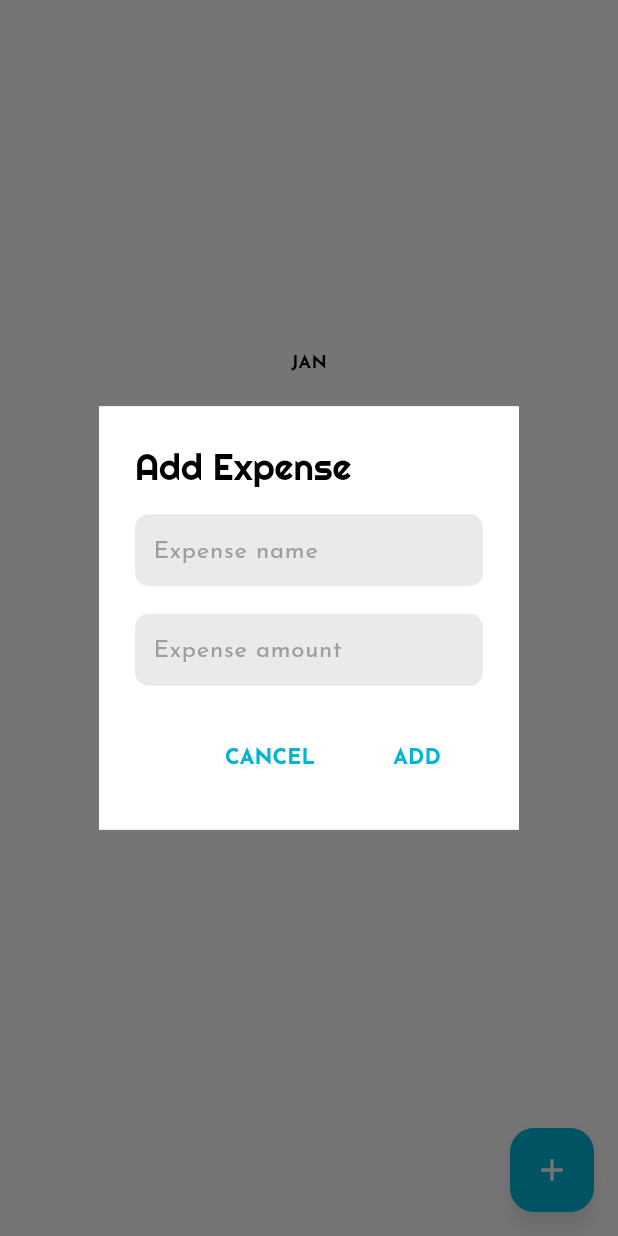
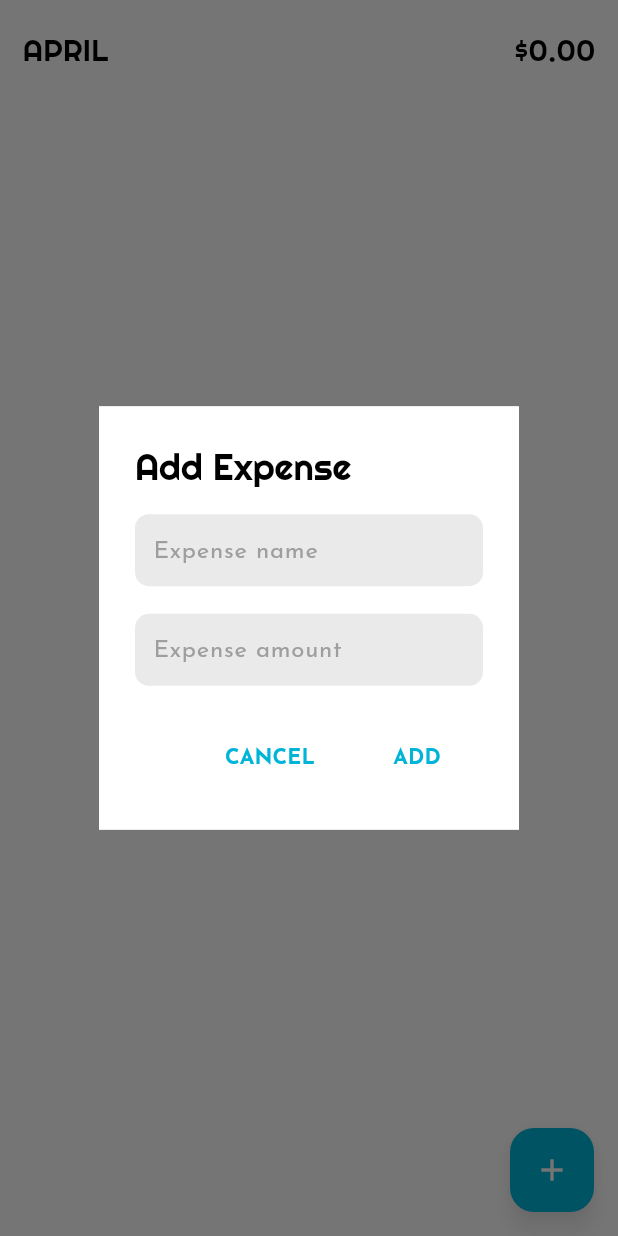
Before and after one commit to Saim22Ahmed/Expensio, a Flutter app: the screen it shows after launch, after a tap on the "add" icon, on a phone screen of 412 x 824 dp. Run offline on Flutter 3.47's test engine with Material 3 defaults, Android fonts, the phone set to English and light mode, and no system bars; drawn by our look-alikes of fl_chart; our stand-ins replace flutter_riverpod, flutter_screenutil, flutter_slidable, google_fonts, isar; accounts and stored records are empty; generated files the repository leaves out were written again.

Commit message:
init commit

```diff
--- a/lib/components/bar graph/bar_graph.dart
+++ b/lib/components/bar graph/bar_graph.dart
@@ -21,24 +21,58 @@ class _MyBarGraphState extends State<MyBarGraph> {
   List<IndividualBar> barData = [];
 
   void initializeBarData() {
+    log('Bar Graph Screen');
+    log('startMonth : ' + widget.startMonth.toString());
+    int adjustedStartMonth = (widget.startMonth - 1) % 12;
+    log('startMonth : ' + widget.startMonth.toString());
+    log('adjustedStartMonth : ' + adjustedStartMonth.toString());
     // log(widget.monthlySummary.toString());
-    barData = List.generate(widget.monthlySummary.length,
-        (index) => IndividualBar(x: index, y: widget.monthlySummary[index]));
+    barData = List.generate(widget.monthlySummary.length, (index) {
+      int adjustedIndex = (index + adjustedStartMonth) % 12;
+      return IndividualBar(x: adjustedIndex, y: widget.monthlySummary[index]);
+    });
+  }
+
+  double calculateMaxValue() {
+    double max = 500;
+
+    widget.monthlySummary.sort();
+
+    max = widget.monthlySummary.last * 1.05;
+
+    if (max < 500) {
+      return 500;
+    }
+
+    return max;
   }
 
   @override
   Widget build(BuildContext context) {
+    double barWidth = 20;
+    double spaceBetweenBars = 15;
     initializeBarData();
-    return BarChart(BarChartData(
+    return SingleChildScrollView(
+      physics: BouncingScrollPhysics(),
+      scrollDirection: Axis.horizontal,
+      child: Padding(
+        padding: EdgeInsets.symmetric(horizontal: 10),
+        child: SizedBox(
+          width: barWidth * barData.length +
+              spaceBetweenBars * (barData.length - 1),
+          child: BarChart(BarChartData(
             minY: 0,
-      maxY: 100,
+            maxY: calculateMaxValue(),
             gridData: FlGridData(show: false),
             borderData: FlBorderData(show: false),
             titlesData: FlTitlesData(
                 show: true,
-          topTitles: AxisTitles(sideTitles: SideTitles(showTitles: false)),
-          rightTitles: AxisTitles(sideTitles: SideTitles(showTitles: false)),
-          leftTitles: AxisTitles(sideTitles: SideTitles(showTitles: false)),
+                topTitles:
+                    AxisTitles(sideTitles: SideTitles(showTitles: false)),
+                rightTitles:
+                    AxisTitles(sideTitles: SideTitles(showTitles: false)),
+                leftTitles:
+                    AxisTitles(sideTitles: SideTitles(showTitles: false)),
                 bottomTitles: AxisTitles(
                     sideTitles: SideTitles(
                         reservedSize: 25.sp,
@@ -50,10 +84,20 @@ class _MyBarGraphState extends State<MyBarGraph> {
                         toY: data.y,
                         width: 20.sp,
                         borderRadius: BorderRadius.circular(5.r),
-                    color: themecolor)
+                        color: themecolor,
+                        backDrawRodData: BackgroundBarChartRodData(
+                            toY: calculateMaxValue(),
+                            show: true,
+                            color: Theme.of(context).colorScheme.primary),
+                      )
                     ]))
                 .toList(),
-    ));
+            alignment: BarChartAlignment.center,
+            groupsSpace: spaceBetweenBars,
+          )),
+        ),
+      ),
+    );
   }
 }
 
@@ -64,42 +108,42 @@ Widget getBottomTitles(double value, TitleMeta meta) {
   );
 
   String text;
-  switch (value.toInt()) {
+  switch (value.toInt() % 12) {
     case 0:
-      text = 'JAN';
+      text = 'J';
       break;
     case 1:
-      text = 'FEB';
+      text = 'F';
       break;
     case 2:
-      text = 'MAR';
+      text = 'M';
       break;
     case 3:
-      text = 'APR';
+      text = 'A';
       break;
     case 4:
-      text = 'MAY';
+      text = 'M';
       break;
     case 5:
-      text = 'JUN';
+      text = 'J';
       break;
     case 6:
-      text = 'JUL';
+      text = 'J';
       break;
     case 7:
-      text = 'AUG';
+      text = 'A';
       break;
     case 8:
-      text = 'SEP';
+      text = 'S';
       break;
     case 9:
-      text = 'OCT';
+      text = 'O';
       break;
     case 10:
-      text = 'NOV';
+      text = 'N';
       break;
     case 11:
-      text = 'DEC';
+      text = 'D';
       break;
     default:
       text = '';
--- a/lib/database/expense_database.dart
+++ b/lib/database/expense_database.dart
@@ -124,4 +124,47 @@ class ExpenseDatabase extends ChangeNotifier {
         (currentYear - startYear) * 12 + currentMonth - startMonth + 1;
     return monthCount;
   }
+
+  List<Expense> getCurrentMonthExpenses() {
+    List<Expense> currentMonthExpenses = allExpenses.where(
+      (expense) {
+        return expense.data.month == DateTime.now().month &&
+            expense.data.year == DateTime.now().year;
+      },
+    ).toList();
+    return currentMonthExpenses;
+  }
+
+  Future<double> getCurrentMonthTotal() async {
+    await getAllExpenses();
+
+    int currentMonth = DateTime.now().month;
+    int currentYear = DateTime.now().year;
+
+    List<Expense> currentMonthExpense = getCurrentMonthExpenses();
+
+    double total =
+        currentMonthExpense.fold(0, (sum, element) => sum + element.amount);
+
+    return total;
+  }
+
+  String getCurrentMonthName() {
+    DateTime now = DateTime.now();
+    List<String> months = [
+      "JANUARY",
+      "FEBRUARY",
+      "MARCH",
+      "APRIL",
+      "MAY",
+      "JUNE",
+      "JULY",
+      "AUGUST",
+      "SEPTEMBER",
+      "OCTOBER",
+      "NOVEMBER",
+      "DECEMBER"
+    ];
+    return months[now.month - 1];
+  }
 }
--- a/lib/pages/home_page.dart
+++ b/lib/pages/home_page.dart
@@ -12,6 +12,7 @@ import 'package:flutter/material.dart';
 import 'package:flutter/widgets.dart';
 import 'package:flutter_riverpod/flutter_riverpod.dart';
 import 'package:flutter_screenutil/flutter_screenutil.dart';
+
 import 'package:google_fonts/google_fonts.dart';
 
 class HomePage extends ConsumerStatefulWidget {
@@ -155,20 +156,22 @@ class HomePageState extends ConsumerState<HomePage> {
 
   // bar graph future
   Future<Map<int, double>>? _monthlyTotalFuture;
-
+  Future<double>? _currentMonthTotal;
   @override
   void initState() {
     // TODO: implement initState
     ref.read(expenseProvider.notifier).getAllExpenses();
-    refreshBarData();
+    refreshData();
 
     log('init state called');
     super.initState();
   }
 
-  void refreshBarData() {
+  void refreshData() {
     _monthlyTotalFuture =
         ref.read(expenseProvider.notifier).totalMonthlyExpenses();
+    _currentMonthTotal =
+        ref.read(expenseProvider.notifier).getCurrentMonthTotal();
   }
 
   @override
@@ -179,8 +182,28 @@ class HomePageState extends ConsumerState<HomePage> {
           child: Icon(Icons.add),
         ),
         body: SafeArea(
+          child: Padding(
+            padding: EdgeInsets.symmetric(horizontal: 15.0),
             child: Column(
               children: [
+                20.verticalSpace,
+
+                // current month total
+                Row(
+                  mainAxisAlignment: MainAxisAlignment.spaceBetween,
+                  children: [
+                    Text(
+                      ref.watch(expenseProvider).getCurrentMonthName(),
+                      style: TextStyle(
+                          fontFamily: GoogleFonts.righteous().fontFamily,
+                          fontSize: 20.sp),
+                    ),
+                    CurrentMonthTotal(),
+                  ],
+                ),
+
+                20.verticalSpace,
+
                 // BarGraph
                 SizedBox(
                   height: 250,
@@ -189,11 +212,16 @@ class HomePageState extends ConsumerState<HomePage> {
                       builder: (context, snapshot) {
                         if (snapshot.connectionState == ConnectionState.done) {
                           final monthlyTotals = snapshot.data ?? {};
+                          log('monthly Totals : ' + monthlyTotals.toString());
+                          log('monthcount : ' + getMonthCount().toString());
+                          log('startMonth : ' + getStartMonth().toString());
                           List<double> monthlySummary = List.generate(
                               getMonthCount(),
                               (index) =>
-                                monthlyTotals[getStartMonth() + index] ?? 0.0);
-
+                                  monthlyTotals[(getStartMonth() + index)] ??
+                                  0.0);
+                          log('monthlySummary : ' + monthlySummary.toString());
+                          log('monthlyTotals : ' + monthlyTotals.toString());
                           return MyBarGraph(
                               monthlySummary: monthlySummary,
                               startMonth: getStartMonth());
@@ -210,11 +238,28 @@ class HomePageState extends ConsumerState<HomePage> {
                 // expenses
                 Expanded(
                   child: ListView.builder(
-                    itemCount: ref.watch(expenseProvider).allExpenses.length,
+                      itemCount: ref
+                          .watch(expenseProvider)
+                          .getCurrentMonthExpenses()
+                          .length,
                       itemBuilder: (context, index) {
+                        // log('currentMonthTotal' +
+                        //     ref
+                        //         .watch(expenseProvider)
+                        //         .getCurrentMonthTotal()
+                        //         .toString());
+                        // reverse
+                        int reverseIndex = ref
+                                .watch(expenseProvider)
+                                .getCurrentMonthExpenses()
+                                .length -
+                            1 -
+                            index;
+
                         // individual expense
-                      Expense expense =
-                          ref.watch(expenseProvider).allExpenses[index];
+                        Expense expense = ref
+                            .watch(expenseProvider)
+                            .getCurrentMonthExpenses()[reverseIndex];
 
                         return MyListTile(
                           title: expense.name,
@@ -226,7 +271,31 @@ class HomePageState extends ConsumerState<HomePage> {
                 ),
               ],
             ),
+          ),
         ));
+  }
+
+  FutureBuilder<double> CurrentMonthTotal() {
+    return FutureBuilder<double>(
+        future: _currentMonthTotal,
+        builder: (context, snapshot) {
+          if (snapshot.connectionState == ConnectionState.done) {
+            return Text(
+              '\$${snapshot.data!.toStringAsFixed(2)}',
+              style: TextStyle(
+                  fontFamily: GoogleFonts.righteous().fontFamily,
+                  fontSize: 20.sp),
+            );
+          } else {
+            return Center(
+                child: Transform.scale(
+              scale: 0.2,
+              child: const CircularProgressIndicator(
+                color: themecolor,
+              ),
+            ));
+          }
+        });
   }
 
   cancelButton(BuildContext context) {
@@ -258,7 +327,7 @@ class HomePageState extends ConsumerState<HomePage> {
 
           await ref.read(expenseProvider.notifier).createExpense(expense);
 
-          refreshBarData();
+          refreshData();
 
           Navigator.pop(context);
           Utils().MySnackBar(
@@ -296,7 +365,7 @@ class HomePageState extends ConsumerState<HomePage> {
                 .updateExpense(existingExpenseId, updatedExpense);
           }
 
-          refreshBarData();
+          refreshData();
 
           _expenseAmountController.clear();
           _expenseNameController.clear();
@@ -311,7 +380,7 @@ class HomePageState extends ConsumerState<HomePage> {
           Navigator.pop(context);
 
           await ref.read(expenseProvider.notifier).deleteExpense(expense.id);
-          refreshBarData();
+          refreshData();
         },
         child: Text("DELETE",
             style: TextStyle(color: themecolor, fontWeight: FontWeight.bold)));
--- a/pubspec.yaml
+++ b/pubspec.yaml
@@ -44,6 +44,7 @@ dependencies:
   intl: ^0.19.0
   flutter_slidable: ^3.1.0
   fl_chart: ^0.67.0
+
 
 dev_dependencies:
   flutter_test:
```
Lines whose indentation alone changed are shown as unchanged.
